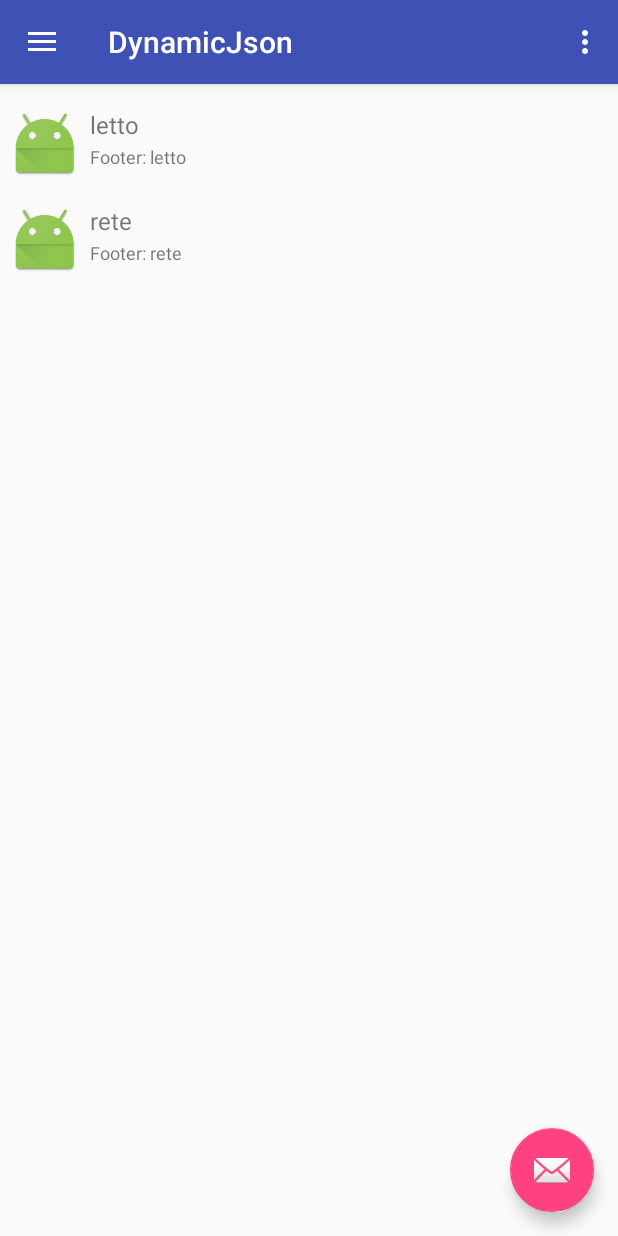
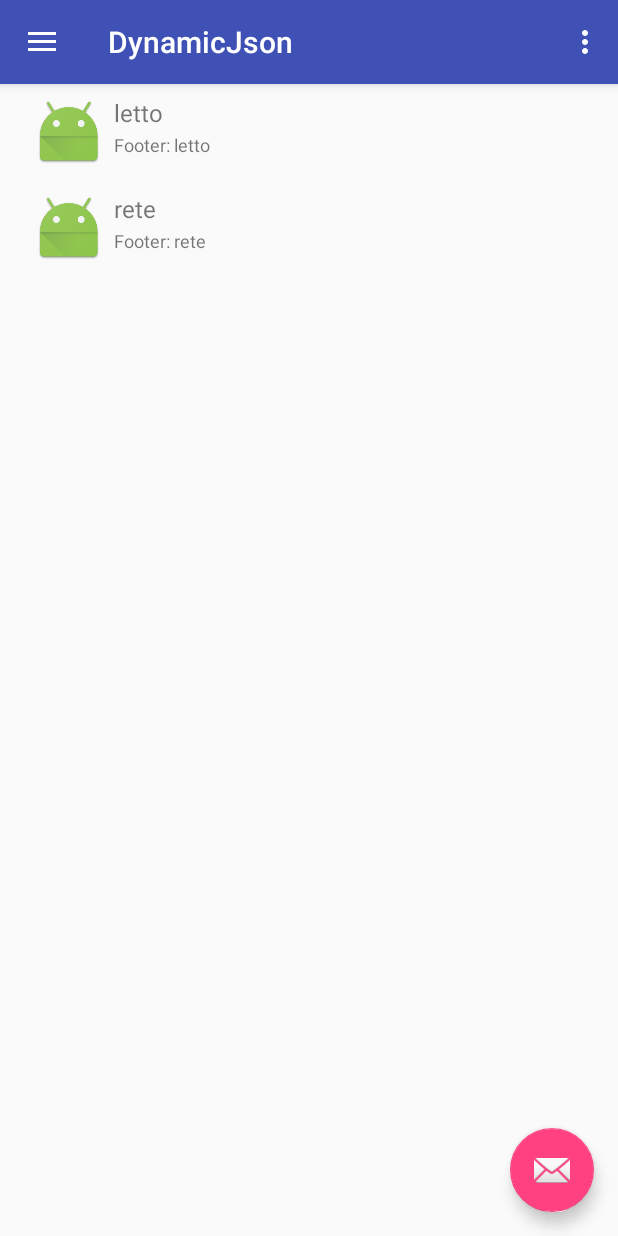
Before and after one commit to lukluca/dynamicjson, an Android app: the screen it shows after launch (MainActivity), after a tap on "pippo", on a phone screen of 412 x 824 dp. Run offline under Robolectric (Android 15) with nearby library versions, the phone set to English and light mode, and no system bars; 3 other taps on this screen came first.

Commit message:
FIXED a problem with title bar (it did overlay the item inside content)

```diff
--- a/app/src/main/res/layout/content_main.xml
+++ b/app/src/main/res/layout/content_main.xml
@@ -3,14 +3,19 @@
     xmlns:tools="http://schemas.android.com/tools"
     android:layout_width="match_parent"
     android:layout_height="match_parent"
-    tools:context="com.lukluca.dynamicjson.MainActivity" >
+    android:paddingBottom="@dimen/activity_vertical_margin"
+    android:paddingLeft="@dimen/activity_horizontal_margin"
+    android:paddingRight="@dimen/activity_horizontal_margin"
+    android:paddingTop="@dimen/activity_top_margin"
+    tools:context="com.lukluca.dynamicjson.MainActivity"
+    tools:showIn="@layout/app_bar_main">
 
     <!-- A RecyclerView with some commonly used attributes -->
 
     <android.support.v7.widget.RecyclerView
         android:id="@+id/my_recycler_view"
-        android:layout_width="match_parent"
-        android:layout_height="match_parent"
+        android:layout_width="wrap_content"
+        android:layout_height="wrap_content"
         android:scrollbars="vertical" />
 
 
--- a/app/src/main/res/values/dimens.xml
+++ b/app/src/main/res/values/dimens.xml
@@ -5,5 +5,7 @@
     <!-- Default screen margins, per the Android Design guidelines. -->
     <dimen name="activity_horizontal_margin">16dp</dimen>
     <dimen name="activity_vertical_margin">16dp</dimen>
+    <dimen name="activity_top_margin">56dp</dimen>
+
     <dimen name="fab_margin">16dp</dimen>
 </resources>
```
